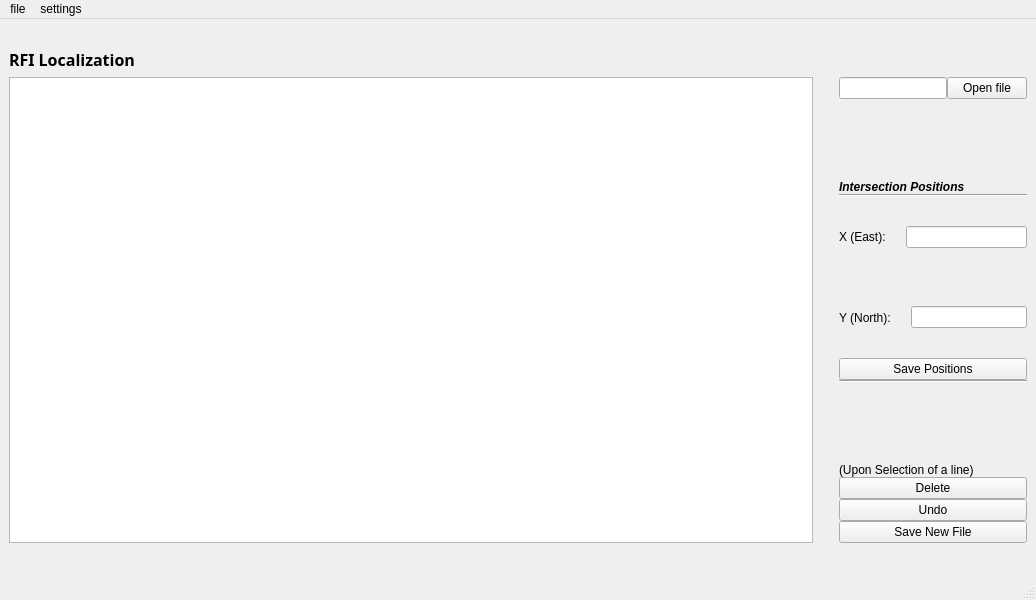
riyagori1203/RFI-Loc, file layout.ui: the form before one commit.
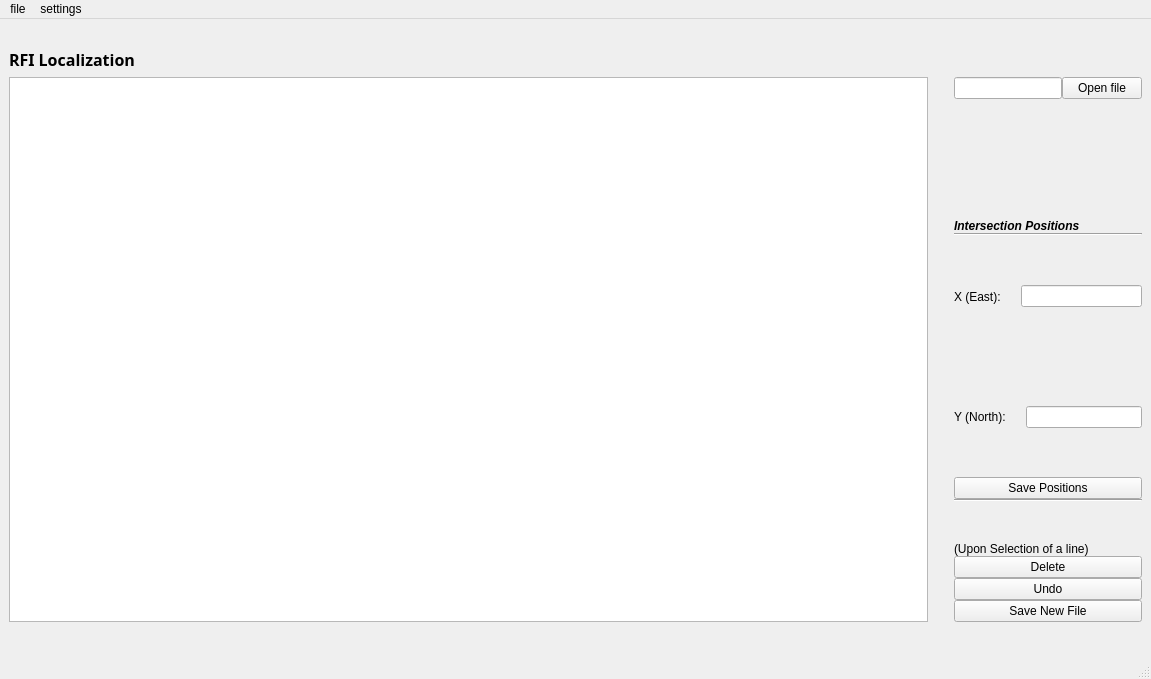
The form after the commit.

Diff of the .ui file:
```diff
--- a/layout.ui
+++ b/layout.ui
@@ -6,10 +6,16 @@
    <rect>
     <x>0</x>
     <y>0</y>
-    <width>1036</width>
-    <height>600</height>
+    <width>1151</width>
+    <height>679</height>
    </rect>
   </property>
+  <property name="sizePolicy">
+   <sizepolicy hsizetype="Fixed" vsizetype="Fixed">
+    <horstretch>0</horstretch>
+    <verstretch>0</verstretch>
+   </sizepolicy>
+  </property>
   <property name="windowTitle">
    <string>MainWindow</string>
   </property>
@@ -175,6 +181,9 @@
           <property name="orientation">
            <enum>Qt::Vertical</enum>
           </property>
+          <property name="sizeType">
+           <enum>QSizePolicy::Fixed</enum>
+          </property>
           <property name="sizeHint" stdset="0">
            <size>
             <width>20</width>
@@ -278,7 +287,7 @@
     <rect>
      <x>0</x>
      <y>0</y>
-     <width>1036</width>
+     <width>1151</width>
      <height>26</height>
     </rect>
    </property>
```
